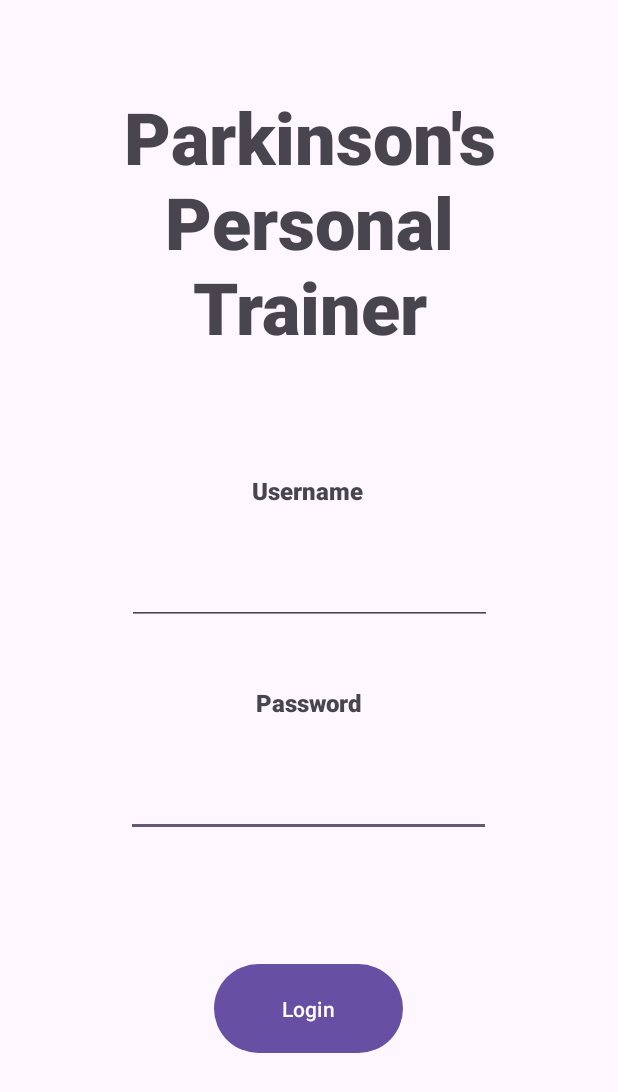
After one commit to joshuata11/ParkinsonsPersonalTrainerApp, an Android app: the layout login_screen.xml on its own in the app's theme, with its tools: preview values and no code run, on a phone screen of 412 x 824 dp. The commit adds this screen. Shown: the top 1092 px of the screen. Run offline under Robolectric (Android 15) with nearby library versions, the phone set to English and light mode, and no system bars.

Commit message:
Added Lock Screen

```diff
--- a/app/src/main/AndroidManifest.xml
+++ b/app/src/main/AndroidManifest.xml
@@ -17,9 +17,12 @@
         tools:targetApi="31">
         <activity
             android:name=".SecondActivity"
-            android:exported="false" />
+            android:exported="false"/>
         <activity
             android:name=".MainActivity"
+            android:exported="false"/>
+        <activity
+            android:name=".LoginScreen"
             android:exported="true">
             <intent-filter>
                 <action android:name="android.intent.action.MAIN" />
--- /dev/null
+++ b/app/src/main/java/com/example/ppt/LoginScreen.kt
@@ -0,0 +1,46 @@
+package com.example.ppt
+
+import android.content.Intent
+import android.os.Bundle
+import android.text.Editable
+import android.text.TextWatcher
+import android.util.Log
+import android.view.View
+import android.widget.Button
+import android.widget.EditText
+import android.widget.SeekBar
+import android.widget.TextView
+import androidx.activity.enableEdgeToEdge
+import androidx.appcompat.app.AppCompatActivity
+import androidx.core.view.ViewCompat
+import androidx.core.view.WindowInsetsCompat
+import androidx.fragment.app.Fragment
+import com.example.ppt.databinding.ActivityMainBinding
+
+class LoginScreen : AppCompatActivity() {
+    private lateinit var pass: EditText
+    private lateinit var user: EditText
+    private lateinit var button: Button
+
+
+    override fun onCreate(savedInstanceState: Bundle?) {
+        super.onCreate(savedInstanceState)
+        enableEdgeToEdge()
+        setContentView(R.layout.login_screen)
+        pass = findViewById(R.id.Pass)
+        user = findViewById(R.id.Name)
+        button = findViewById(R.id.Login)
+
+        button.setOnClickListener {
+            if (user.getText().toString().isNotEmpty() && pass.getText().toString().isNotEmpty()) {
+
+                val intent = Intent(this, MainActivity::class.java)
+                startActivity(intent)
+
+            }
+
+        }
+
+
+    }
+}
--- a/app/src/main/res/layout/fragment_home.xml
+++ b/app/src/main/res/layout/fragment_home.xml
@@ -41,7 +41,7 @@
         app:layout_constraintTop_toBottomOf="@+id/textView3" />
 
     <Button
-        android:id="@+id/button2"
+        android:id="@+id/Login"
         android:layout_width="wrap_content"
         android:layout_height="wrap_content"
         android:layout_marginStart="100dp"
--- a/app/src/main/res/layout/fragment_workout.xml
+++ b/app/src/main/res/layout/fragment_workout.xml
@@ -21,7 +21,7 @@
         app:layout_constraintTop_toTopOf="parent" />
 
     <Button
-        android:id="@+id/button2"
+        android:id="@+id/Login"
         android:layout_width="wrap_content"
         android:layout_height="wrap_content"
         android:layout_marginStart="56dp"
@@ -37,7 +37,7 @@
         android:layout_marginStart="60dp"
         android:layout_marginTop="168dp"
         android:text="Workout 2"
-        app:layout_constraintStart_toEndOf="@+id/button2"
+        app:layout_constraintStart_toEndOf="@+id/Login"
         app:layout_constraintTop_toTopOf="parent" />
 
 
--- /dev/null
+++ b/app/src/main/res/layout/login_screen.xml
@@ -0,0 +1,107 @@
+<?xml version="1.0" encoding="utf-8"?>
+<androidx.constraintlayout.widget.ConstraintLayout xmlns:android="http://schemas.android.com/apk/res/android"
+    xmlns:app="http://schemas.android.com/apk/res-auto"
+    xmlns:tools="http://schemas.android.com/tools"
+    android:layout_width="match_parent"
+    android:layout_height="match_parent"
+    tools:visibility="visible">
+
+    <Button
+        android:id="@+id/Login"
+        android:layout_width="126dp"
+        android:layout_height="67dp"
+        android:layout_marginStart="160dp"
+        android:layout_marginTop="65dp"
+        android:layout_marginEnd="160dp"
+        android:layout_marginBottom="111dp"
+        android:text="Login"
+        app:layout_constraintBottom_toBottomOf="parent"
+        app:layout_constraintEnd_toEndOf="parent"
+        app:layout_constraintHorizontal_bias="0.514"
+        app:layout_constraintStart_toStartOf="parent"
+        app:layout_constraintTop_toBottomOf="@+id/Pass"
+        app:layout_constraintVertical_bias="1.0" />
+
+    <EditText
+        android:id="@+id/Pass"
+        android:layout_width="243dp"
+        android:layout_height="64dp"
+        android:layout_marginStart="84dp"
+        android:layout_marginTop="4dp"
+        android:layout_marginEnd="84dp"
+        android:layout_marginBottom="8dp"
+        android:ems="10"
+        android:inputType="textPassword"
+        app:layout_constraintBottom_toTopOf="@+id/Login"
+        app:layout_constraintEnd_toEndOf="parent"
+        app:layout_constraintHorizontal_bias="0.0"
+        app:layout_constraintStart_toStartOf="parent"
+        app:layout_constraintTop_toBottomOf="@+id/PassPrompt" />
+
+    <TextView
+        android:id="@+id/PassPrompt"
+        android:layout_width="wrap_content"
+        android:layout_height="wrap_content"
+        android:layout_marginStart="169dp"
+        android:layout_marginTop="24dp"
+        android:layout_marginEnd="170dp"
+        android:layout_marginBottom="4dp"
+        android:fontFamily="sans-serif-black"
+        android:text="Password"
+        android:textSize="16sp"
+        app:layout_constraintBottom_toTopOf="@+id/Pass"
+        app:layout_constraintEnd_toEndOf="parent"
+        app:layout_constraintStart_toStartOf="parent"
+        app:layout_constraintTop_toBottomOf="@+id/Name" />
+
+    <TextView
+        android:id="@+id/Logo"
+        android:layout_width="265dp"
+        android:layout_height="170dp"
+        android:layout_marginStart="73dp"
+        android:layout_marginTop="52dp"
+        android:layout_marginEnd="73dp"
+        android:layout_marginBottom="8dp"
+        android:fontFamily="sans-serif-black"
+        android:text="Parkinson's\nPersonal\nTrainer"
+        android:textAlignment="center"
+        android:textSize="48sp"
+        app:layout_constraintBottom_toTopOf="@+id/NamePrompt"
+        app:layout_constraintEnd_toEndOf="parent"
+        app:layout_constraintHorizontal_bias="0.0"
+        app:layout_constraintStart_toStartOf="parent"
+        app:layout_constraintTop_toTopOf="parent" />
+
+    <EditText
+        android:id="@+id/Name"
+        android:layout_width="243dp"
+        android:layout_height="64dp"
+        android:layout_marginStart="84dp"
+        android:layout_marginTop="4dp"
+        android:layout_marginEnd="84dp"
+        android:layout_marginBottom="9dp"
+        android:ems="10"
+        android:inputType="text"
+        app:layout_constraintBottom_toTopOf="@+id/PassPrompt"
+        app:layout_constraintEnd_toEndOf="parent"
+        app:layout_constraintStart_toStartOf="parent"
+        app:layout_constraintTop_toBottomOf="@+id/NamePrompt" />
+
+    <TextView
+        android:id="@+id/NamePrompt"
+        android:layout_width="wrap_content"
+        android:layout_height="wrap_content"
+        android:layout_marginStart="168dp"
+        android:layout_marginTop="72dp"
+        android:layout_marginEnd="169dp"
+        android:layout_marginBottom="4dp"
+        android:fontFamily="sans-serif-black"
+        android:text="Username"
+        android:textSize="16sp"
+        app:layout_constraintBottom_toTopOf="@+id/Name"
+        app:layout_constraintEnd_toEndOf="parent"
+        app:layout_constraintHorizontal_bias="0.0"
+        app:layout_constraintStart_toStartOf="parent"
+        app:layout_constraintTop_toBottomOf="@+id/Logo" />
+
+</androidx.constraintlayout.widget.ConstraintLayout>
```
